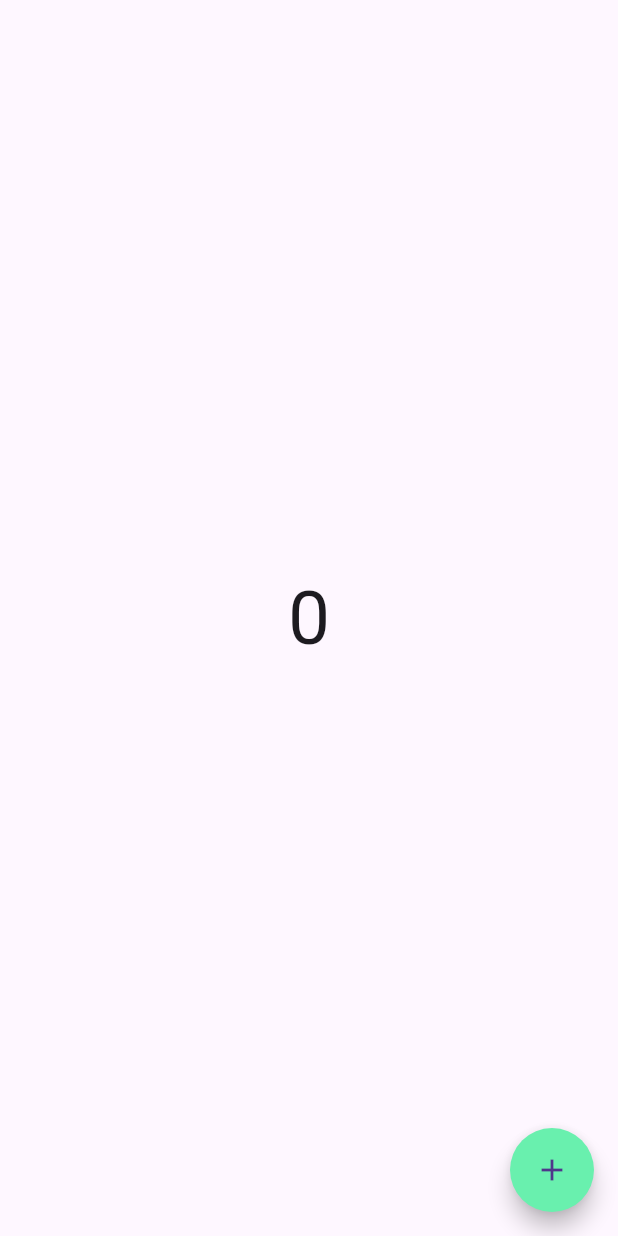
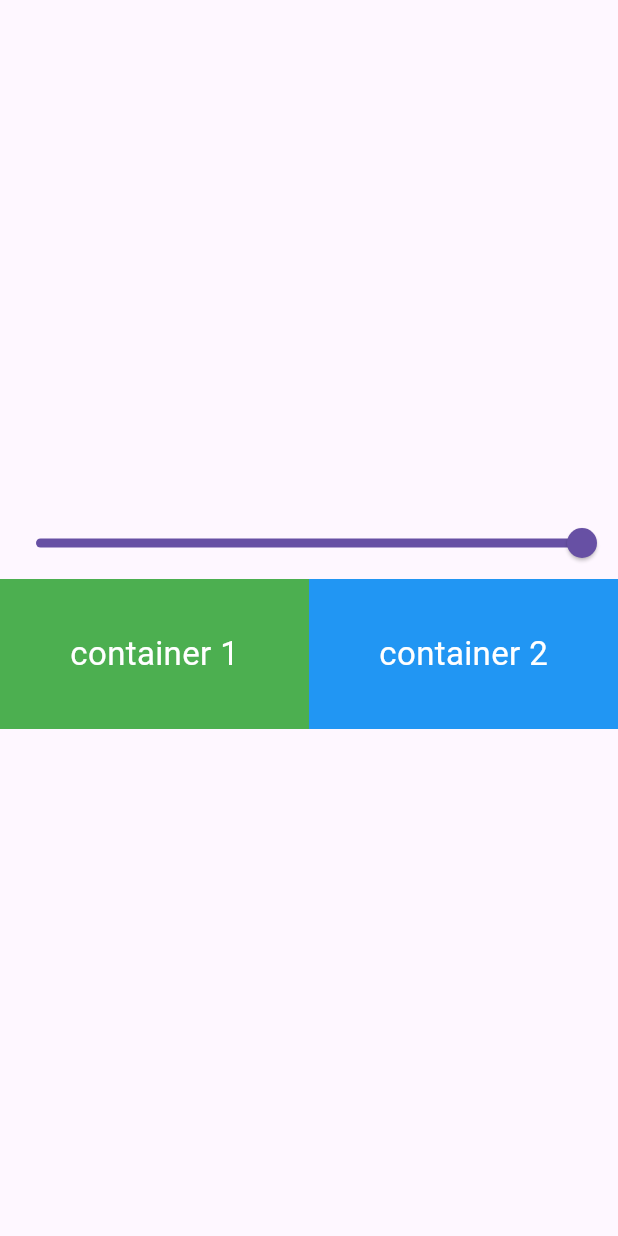
Before and after one commit to Janyaro/state_management_provider, a Flutter app: the screen it shows after launch, on a phone screen of 412 x 824 dp. Run offline on Flutter 3.47's test engine with Material 3 defaults, Android fonts, the phone set to English and light mode, and no system bars.

Commit message:
change row color through slider

```diff
--- a/lib/Screen/CountProviderExample.dart
+++ b/lib/Screen/CountProviderExample.dart
@@ -1,3 +1,5 @@
+import 'dart:async';
+
 import 'package:flutter/material.dart';
 import 'package:provider/provider.dart';
 import 'package:state_management/provider/countprovider.dart';
@@ -11,6 +13,15 @@ class CountExample extends StatefulWidget {
 
 class _CountExampleState extends State<CountExample> {
   @override
+  void initState() {
+    final counterprovider = Provider.of<CountProvider>(context, listen: false);
+    super.initState();
+    Timer.periodic(Duration(seconds: 1), (timer) {
+      counterprovider.setValue();
+    });
+  }
+
+  @override
   Widget build(BuildContext context) {
     final countprovider = Provider.of<CountProvider>(context, listen: false);
     print('build');
@@ -20,7 +31,7 @@ class _CountExampleState extends State<CountExample> {
         crossAxisAlignment: CrossAxisAlignment.center,
         children: [
           Consumer<CountProvider>(builder: (context, value, child) {
-            print('only me ');
+            print('only consumer widget will run ');
             return Center(
                 child: Text(
               value.count.toString(),
--- /dev/null
+++ b/lib/Screen/exampleOne.dart
@@ -0,0 +1,61 @@
+import 'package:flutter/material.dart';
+import 'package:flutter/widgets.dart';
+import 'package:provider/provider.dart';
+
+class ExampleOne extends StatefulWidget {
+  const ExampleOne({super.key});
+
+  @override
+  State<ExampleOne> createState() => _ExampleOneState();
+}
+
+class _ExampleOneState extends State<ExampleOne> {
+  double valueNumber = 1.0;
+  @override
+  Widget build(BuildContext context) {
+    // final provider = Provider.of(context);
+    return Scaffold(
+      body: Column(
+        mainAxisAlignment: MainAxisAlignment.center,
+        children: [
+          Slider(
+              min: 0.0,
+              max: 1.0,
+              value: valueNumber,
+              onChanged: (value) {
+                valueNumber = value;
+                setState(() {});
+              }),
+          Row(
+            children: [
+              Expanded(
+                child: Container(
+                  height: 100,
+                  decoration: BoxDecoration(
+                      color: Colors.green.withOpacity(valueNumber)),
+                  child: const Center(
+                      child: Text(
+                    'container 1',
+                    style: TextStyle(color: Colors.white, fontSize: 22),
+                  )),
+                ),
+              ),
+              Expanded(
+                child: Container(
+                  height: 100,
+                  decoration: BoxDecoration(
+                      color: Colors.blue.withOpacity(valueNumber)),
+                  child: const Center(
+                      child: Text(
+                    'container 2',
+                    style: TextStyle(color: Colors.white, fontSize: 22),
+                  )),
+                ),
+              )
+            ],
+          )
+        ],
+      ),
+    );
+  }
+}
--- a/lib/main.dart
+++ b/lib/main.dart
@@ -1,7 +1,9 @@
 import 'package:flutter/material.dart';
 import 'package:state_management/Screen/CountProviderExample.dart';
+import 'package:state_management/Screen/exampleOne.dart';
 import 'package:state_management/provider/countprovider.dart';
 import 'package:provider/provider.dart';
+import 'package:state_management/provider/exampleOneProvider.dart';
 
 void main() {
   runApp(const MyApp());
@@ -14,8 +16,14 @@ class MyApp extends StatelessWidget {
   Widget build(BuildContext context) {
     return ChangeNotifierProvider(
       create: (_) => CountProvider(),
-      child: MaterialApp(
-        home: CountExample(),
+      // providers: [
+      //   ChangeNotifierProvider(
+      //     create: (_) => CountProvider(),
+      //   ),
+      //   ChangeNotifierProvider(create: (_) => ExampleOneProvider())
+      // ],
+      child: const MaterialApp(
+        home: ExampleOne(),
       ),
     );
   }
--- a/lib/provider/countprovider.dart
+++ b/lib/provider/countprovider.dart
@@ -1,3 +1,4 @@
+import 'dart:async';
 import 'package:flutter/material.dart';
 import 'package:flutter/foundation.dart';
 
--- /dev/null
+++ b/lib/provider/exampleOneProvider.dart
@@ -0,0 +1,10 @@
+import 'package:flutter/material.dart';
+
+class ExampleOneProvider with ChangeNotifier {
+  double _value = 1.0;
+  double get value => _value;
+
+  void setValue(double newValue) {
+    _value = newValue;
+  }
+}
```
